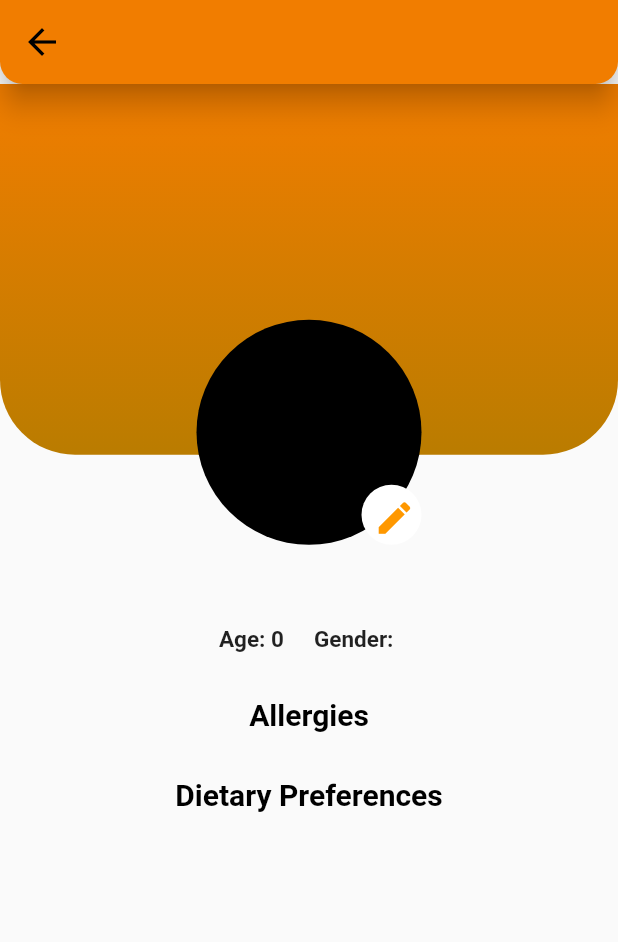
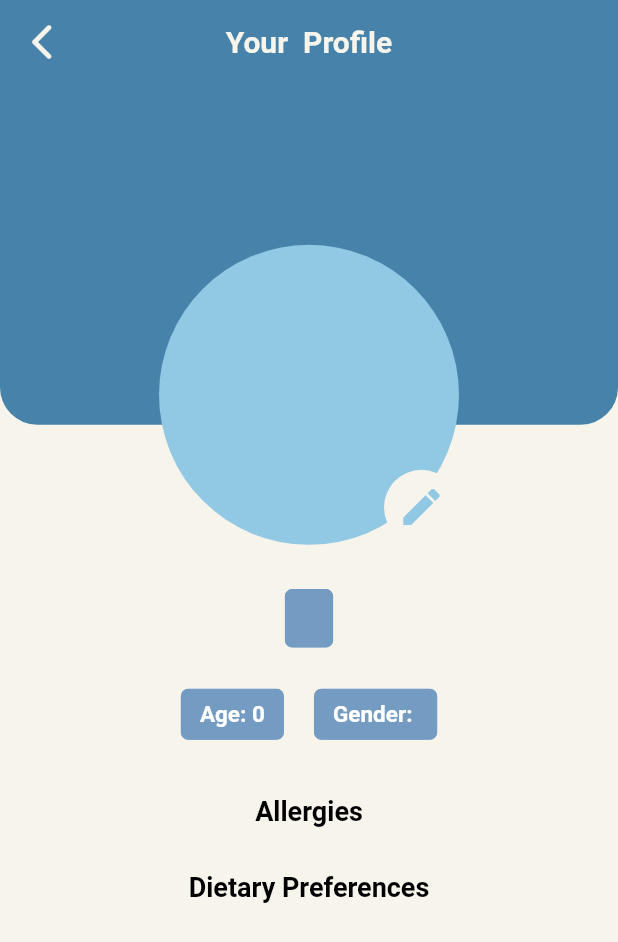
Before and after one commit to PrajwalKhambad/Safe-Bite_Food-Allergen-Scanner-Application, a Flutter app: the HomePage_Drawer widget shown alone on an empty page, opened directly, after a tap on "My Profile", on a phone screen of 412 x 824 dp. Shown: the top 942 px of the screen. Run offline on Flutter 3.47's test engine with Material 2 defaults, Android fonts, the phone set to English and light mode, and no system bars; our stand-ins replace cloud_firestore, either_dart, firebase_auth, firebase_core, image_picker; missing offline and left inert: google_mlkit_text_recognition; accounts and stored records are empty; network calls fail.

Commit message:
added color scheme

```diff
--- a/lib/pages/display_profile_page.dart
+++ b/lib/pages/display_profile_page.dart
@@ -13,7 +13,6 @@ class My_Profile_Page extends StatefulWidget {
 }
 
 class _My_Profile_PageState extends State<My_Profile_Page> {
-
   final _firestore = FirebaseFirestore.instance;
   final _auth = FirebaseAuth.instance;
   String _email = "Email";
@@ -31,7 +30,7 @@ class _My_Profile_PageState extends State<My_Profile_Page> {
       });
       DocumentSnapshot<Map<String, dynamic>> snapshot =
           await _firestore.collection('users').doc(_email).get();
-      if(snapshot.exists){
+      if (snapshot.exists) {
         print("Snapshot exists");
         setState(() {
           name = snapshot.data()!['Name'];
@@ -55,65 +54,129 @@ class _My_Profile_PageState extends State<My_Profile_Page> {
   Widget build(BuildContext context) {
     return Scaffold(
       appBar: AppBar(
-        backgroundColor: Color.fromARGB(255, 241, 125, 0),
-        leading:IconButton(
-          onPressed: (){
-            Navigator.pushReplacement(context, MaterialPageRoute(builder: (BuildContext context){
-              return HomePage();
-            }));
+        title: Text(
+          "Your  Profile",
+          style: customTextStyle_appbar,
+        ),
+        elevation: 0,
+        leading: IconButton(
+          onPressed: () {
+            Navigator.pop(context);
           },
-          icon: Icon(Icons.arrow_back, size: 28,),
+          icon: Icon(
+            Icons.arrow_back_ios_new_rounded,
+            size: 28,
+            color: customBackgroundColor,
           ),
         ),
-      body: Column(
+      ),
+      body: Container(
+        color: customBackgroundColor,
+        child: Column(
           children: [
-          const Expanded(flex: 2, child: _TopPortion(),),
+            const Expanded(
+              flex: 2,
+              child: _TopPortion(),
+            ),
             Expanded(
               flex: 3,
               child: Padding(
-              padding: EdgeInsets.all(15),
+                padding: EdgeInsets.symmetric(horizontal:15, vertical: 25),
                 child: Column(
                   children: [
-                  Text(name, style: Theme.of(context).textTheme.headline6?.copyWith(fontWeight: FontWeight.bold),),
-                  const SizedBox(height: 16,),
+                    Chip(
+                      backgroundColor: Color(0xFF749BC2),
+                      labelStyle: TextStyle(color: Colors.white, fontSize: 25, fontWeight: FontWeight.bold),
+                        shape: RoundedRectangleBorder(
+                          borderRadius: BorderRadius.circular(5), // Set borderRadius to 0 for rectangular shape
+                          side: BorderSide(color: Color(0xFF749BC2)), // Add a border if desired
+                        ),
+                        label: Text(name)),
+                    const SizedBox(
+                      height: 16,
+                    ),
                     Row(
                       mainAxisAlignment: MainAxisAlignment.center,
                       children: [
-                      Text("Age: $age", style: TextStyle(fontSize: 15, fontWeight: FontWeight.bold),),
-                      const SizedBox(width: 20,),
-                      Text("Gender: $gender", style: TextStyle(fontSize: 15, fontWeight: FontWeight.bold),),
+                        Chip(
+                          backgroundColor: Color(0xFF749BC2),
+                      labelStyle: TextStyle(color: Colors.white, fontSize: 15, fontWeight: FontWeight.bold),
+                        shape: RoundedRectangleBorder(
+                          borderRadius: BorderRadius.circular(5), // Set borderRadius to 0 for rectangular shape
+                          side: BorderSide(color: Color(0xFF749BC2)), // Add a border if desired
+                        ),
+                          label: Text(
+                            "Age: $age",
+                          ),
+                        ),
+                        const SizedBox(
+                          width: 20,
+                        ),
+                        Chip(
+                          backgroundColor: Color(0xFF749BC2),
+                      labelStyle: TextStyle(color: Colors.white, fontSize: 15, fontWeight: FontWeight.bold),
+                        shape: RoundedRectangleBorder(
+                          borderRadius: BorderRadius.circular(5), // Set borderRadius to 0 for rectangular shape
+                          side: BorderSide(color: Color(0xFF749BC2)), // Add a border if desired
+                        ),
+                          label: Text(
+                            "Gender: $gender",
+                          ),
+                        ),
                       ],
                     ),
-                  const SizedBox(height: 30,),
-                  Text("Allergies", style: customTextStyle_normal,),
-                  const SizedBox(height: 10,),
+                    const SizedBox(
+                      height: 30,
+                    ),
+                    const Text(
+                      "Allergies",
+                      style: TextStyle(fontSize: 18, color: Colors.black, fontWeight: FontWeight.bold),
+                    ),
+                    const SizedBox(
+                      height: 10,
+                    ),
                     Container(
                       padding: EdgeInsets.symmetric(horizontal: 20),
                       child: Wrap(
                         spacing: 8,
                         runSpacing: 5,
-                      children: allergies.map((allergen){
+                        children: allergies.map((allergen) {
                           return Chip(
+                            backgroundColor: Color(0xFF749BC2),
+                      labelStyle: TextStyle(color: Colors.white, fontSize: 15, fontWeight: FontWeight.bold),
+                        shape: RoundedRectangleBorder(
+                          borderRadius: BorderRadius.circular(10), // Set borderRadius to 0 for rectangular shape
+                          side: BorderSide(color: Color(0xFF749BC2)), // Add a border if desired
+                        ),
                             label: Text(allergen),
-                          backgroundColor: Colors.redAccent,
-                          labelStyle: TextStyle(color: Colors.white),
                           );
                         }).toList(),
                       ),
                     ),
-                  const SizedBox(height: 20,),
-                  Text("Dietary Preferences", style: customTextStyle_normal,),
-                  const SizedBox(height: 10,),
+                    const SizedBox(
+                      height: 20,
+                    ),
+                    const Text(
+                      "Dietary Preferences",
+                      style: TextStyle(fontSize: 18, color: Colors.black, fontWeight: FontWeight.bold),
+                    ),
+                    const SizedBox(
+                      height: 10,
+                    ),
                     Container(
                       padding: EdgeInsets.symmetric(horizontal: 20),
                       child: Wrap(
                         spacing: 8,
                         runSpacing: 5,
-                      children: dietaryPref.map((pref){
+                        children: dietaryPref.map((pref) {
                           return Chip(
+                            backgroundColor: Color(0xFF749BC2),
+                      labelStyle: TextStyle(color: Colors.white, fontSize: 15, fontWeight: FontWeight.bold),
+                        shape: RoundedRectangleBorder(
+                          borderRadius: BorderRadius.circular(10), // Set borderRadius to 0 for rectangular shape
+                          side: BorderSide(color: Color(0xFF749BC2)), // Add a border if desired
+                        ),
                             label: Text(pref),
-                          backgroundColor: Colors.redAccent,
-                          labelStyle: TextStyle(color: Colors.white),
                           );
                         }).toList(),
                       ),
@@ -123,6 +186,7 @@ class _My_Profile_PageState extends State<My_Profile_Page> {
               ),
             ),
           ],
+        ),
       ),
     );
   }
@@ -137,27 +201,31 @@ class _TopPortion extends StatelessWidget {
       fit: StackFit.expand,
       children: [
         Container(
-          margin: EdgeInsets.only(bottom: 60),
+          margin: EdgeInsets.only(bottom: 80),
           decoration: const BoxDecoration(
             gradient: LinearGradient(
                 begin: Alignment.bottomCenter,
                 end: Alignment.topCenter,
-              colors: [Color.fromARGB(255, 186, 124, 0), Color.fromARGB(255, 241, 125, 0)]
-            ),
-            borderRadius: BorderRadius.only(bottomLeft: Radius.circular(50), bottomRight: Radius.circular(50)),
+                colors: [
+                  Color(0xFF4682A9),
+                  Color(0xFF4682A9),
+                ]),
+            borderRadius: BorderRadius.only(
+                bottomLeft: Radius.circular(25),
+                bottomRight: Radius.circular(25)),
           ),
         ),
         Align(
           alignment: Alignment.bottomCenter,
           child: SizedBox(
-            height: 150,
-            width: 150,
+            height: 200,
+            width: 200,
             child: Stack(
               fit: StackFit.expand,
               children: [
                 Container(
                   decoration: const BoxDecoration(
-                    color: Colors.black,
+                    color: Color(0xFF91C8E4),
                     shape: BoxShape.circle,
                     // Image
                   ),
@@ -166,18 +234,20 @@ class _TopPortion extends StatelessWidget {
                   bottom: 0,
                   right: 0,
                   child: CircleAvatar(
-                    radius: 20,
-                    backgroundColor: Colors.white,
+                    radius: 25,
+                    backgroundColor: customBackgroundColor,
                     child: IconButton(
-                      onPressed: (){
-                        // Navigator.pushReplacement(context, MaterialPageRoute(builder: (BuildContext context){
-                        //   return UpdateProfileScreen();
-                        // }));
-                        Navigator.push(context, MaterialPageRoute(builder: (BuildContext context){
+                      onPressed: () {
+                        Navigator.push(context,
+                            MaterialPageRoute(builder: (BuildContext context) {
                           return UpdateProfileScreen();
                         }));
                       },
-                      icon: Icon(Icons.edit, size: 28, color: Colors.orange,),
+                      icon: Icon(
+                        Icons.edit,
+                        size: 32,
+                        color: Color(0xFF91C8E4),
+                      ),
                     ),
                   ),
                 ),
--- a/lib/pages/homepage_drawer.dart
+++ b/lib/pages/homepage_drawer.dart
@@ -3,6 +3,7 @@ import 'package:firebase_auth/firebase_auth.dart';
 import 'package:flutter/material.dart';
 import 'package:safe_bite/pages/display_profile_page.dart';
 import 'package:safe_bite/pages/login_screen.dart';
+import 'package:safe_bite/themes.dart';
 
 import '../firebase_methods/firebase_auth_method.dart';
 
@@ -18,7 +19,6 @@ class _HomePage_DrawerState extends State<HomePage_Drawer> {
   final _auth = FirebaseAuth.instance;
   String accName = 'Name';
   String accountEmail = 'Email';
-  var snapshot;
 
   Future<void> getData() async {
     final user = _auth.currentUser;
@@ -41,7 +41,7 @@ class _HomePage_DrawerState extends State<HomePage_Drawer> {
   @override
   void initState() {
     super.initState();
-    snapshot = getData();
+    getData();
   }
 
   @override
@@ -51,11 +51,11 @@ class _HomePage_DrawerState extends State<HomePage_Drawer> {
         padding: EdgeInsets.zero,
         children: [
           UserAccountsDrawerHeader(
-            decoration: BoxDecoration(color: Colors.blue),
-            accountName: Text(accName),
-            accountEmail: Text(accountEmail),
-            currentAccountPicture: CircleAvatar(
-              backgroundColor: Colors.orange,
+            decoration: BoxDecoration(color: Color(0xFF4682A9)),
+            accountName: Text(accName, style: customTextStyle_normal,),
+            accountEmail: Text(accountEmail, style: customTextStyle_normal,),
+            currentAccountPicture:const CircleAvatar(
+              backgroundColor: Color(0xFF91C8E4),
               child: Text(
                 "A",
                 style: TextStyle(fontSize: 40),
@@ -63,26 +63,38 @@ class _HomePage_DrawerState extends State<HomePage_Drawer> {
             ),
           ),
           ListTile(
+            tileColor: Color(0xFF91C8E4),
+            iconColor: Colors.black,
+            hoverColor: customBackgroundColor,
             leading: Icon(Icons.account_box_outlined),
             title: Text("My Profile"),
             onTap: () {
-              Navigator.of(context).pushReplacement(
+          Navigator.of(context).push(
               MaterialPageRoute(builder: (BuildContext context) {
             return My_Profile_Page();
           }));
             },
           ),
           ListTile(
+            tileColor: Color(0xFF91C8E4),
+            iconColor: Colors.black,
+            hoverColor: customBackgroundColor,
             leading: Icon(Icons.medical_services_outlined),
             title: Text("Medicines"),
             onTap: () {},
           ),
           ListTile(
+            tileColor: Color(0xFF91C8E4),
+            iconColor: Colors.black,
+            hoverColor: customBackgroundColor,
             leading: Icon(Icons.arrow_back_ios_new_outlined),
             title: Text("About"),
             onTap: () {},
           ),
           ListTile(
+            tileColor: Color(0xFF91C8E4),
+            iconColor: Colors.black,
+            hoverColor: customBackgroundColor,
             leading: Icon(Icons.logout),
             title: Text("Logout"),
             onTap: () {
@@ -94,6 +106,9 @@ class _HomePage_DrawerState extends State<HomePage_Drawer> {
             },
           ),
           ListTile(
+            tileColor: Color(0xFF91C8E4),
+            iconColor: Colors.black,
+            hoverColor: customBackgroundColor,
             leading: Icon(Icons.exit_to_app),
             title: Text("Exit App"),
             onTap: () {},
```
Also changed, not shown: lib/pages/homepage.dart (+17 -5 lines), lib/pages/login_screen.dart (+6 -10 lines), lib/pages/profile_form_page.dart (+10 -7 lines), lib/pages/update_profile.dart (+11 -9 lines), lib/themes.dart (+11 -13 lines). Lines whose indentation alone changed are shown as unchanged.
